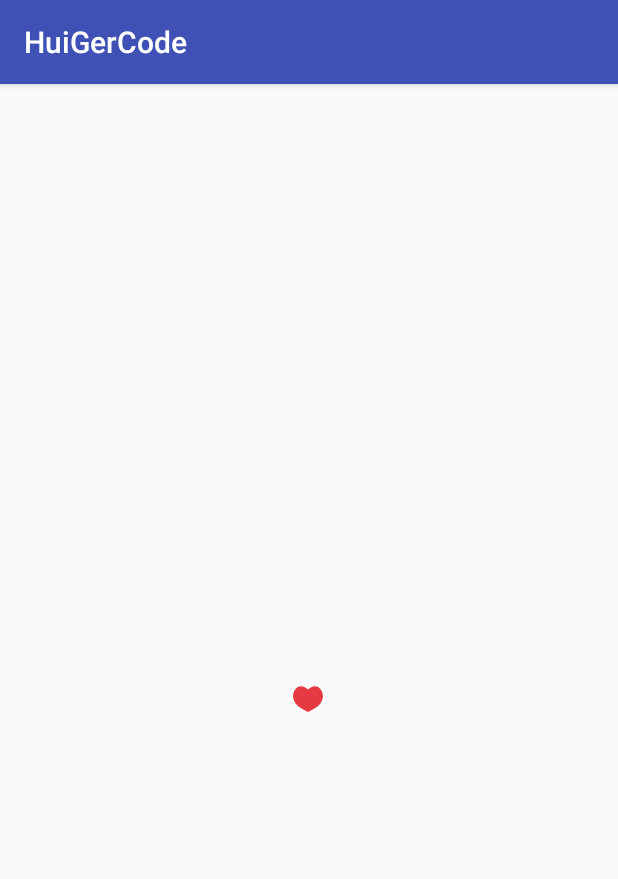
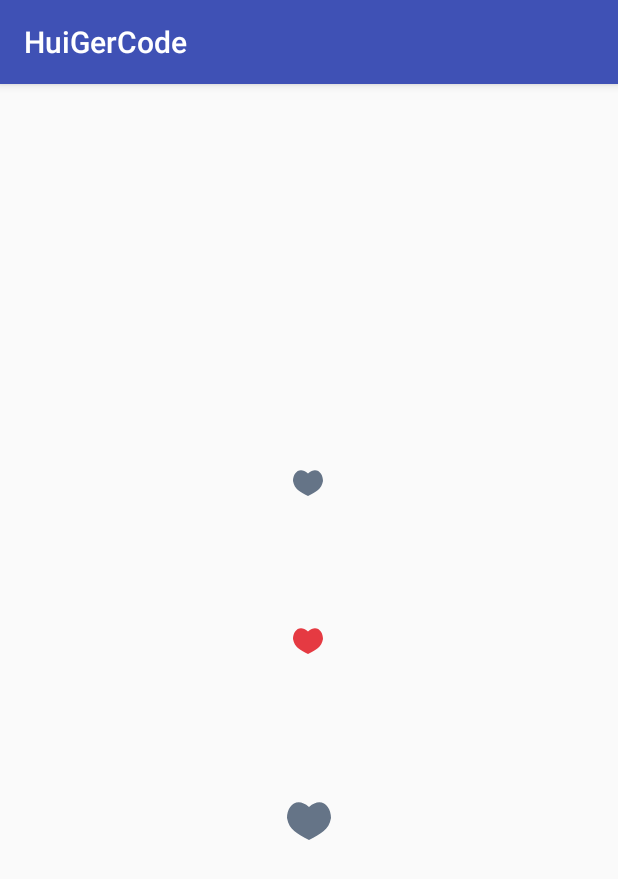
Before and after one commit to huiger/HuiGerCode, an Android app: the screen it shows after launch (MainActivity), on a phone screen of 412 x 824 dp. Shown: the top 879 px of the screen. Run offline under Robolectric (Android 15) with nearby library versions, the phone set to English and light mode, and no system bars.

Commit message:
添加默认选中样式

```diff
--- a/app/src/main/res/layout/activity_main.xml
+++ b/app/src/main/res/layout/activity_main.xml
@@ -11,6 +11,10 @@
 
 
 
+    <com.huige.library.likeview.LikeView
+        android:layout_width="wrap_content"
+        android:layout_height="wrap_content"
+        android:layout_centerInParent="true"/>
 
     <com.huige.library.likeview.LikeView
         android:id="@+id/likeView"
@@ -18,5 +22,10 @@
         android:layout_height="wrap_content"
         android:layout_marginTop="50dp"/>
 
+    <com.huige.library.likeview.LikeView
+        android:layout_width="wrap_content"
+        android:layout_height="wrap_content"
+        android:layout_marginTop="50dp"
+        app:likeViewCirRadius="15dp"/>
 
 </LinearLayout>
--- a/library/src/main/java/com/huige/library/likeview/LikeView.java
+++ b/library/src/main/java/com/huige/library/likeview/LikeView.java
@@ -455,7 +455,7 @@ public class LikeView extends View {
      * 设置选中
      */
     public void setSelectLike() {
-        mCurrentColor = 0xffe53a42;
+        mCurrentColor = CLICKED_CLOLOR;
         state = true;
         invalidate();
     }
```
